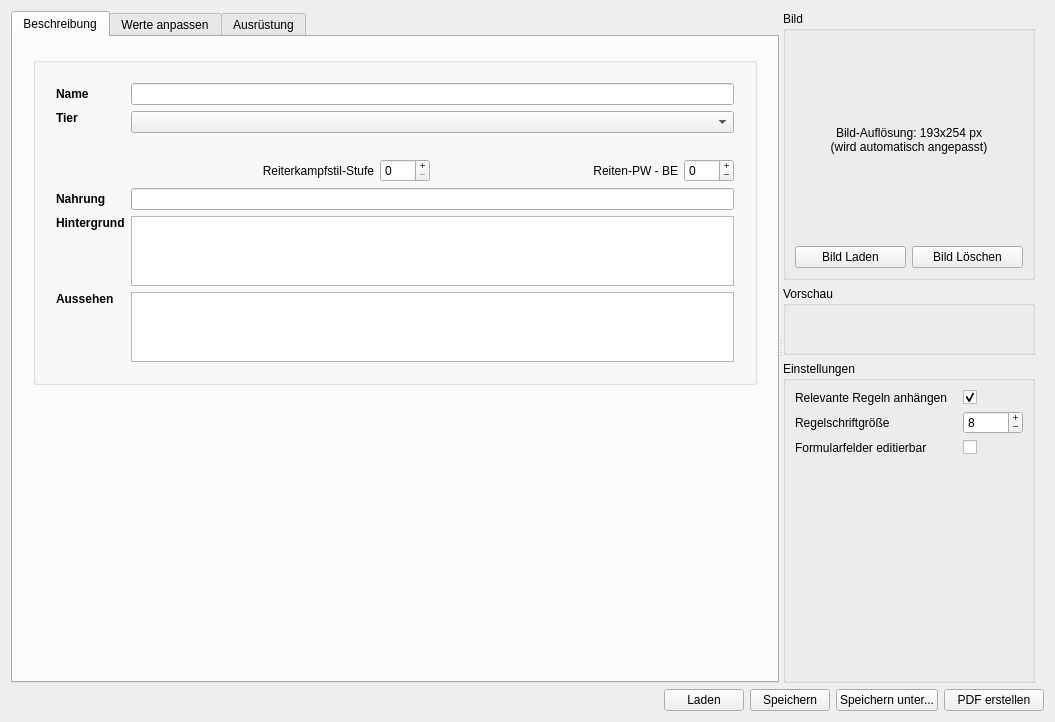
Before: the Qt Designer form Tierbegleiter/UI/TierbegleiterMain.ui in brzGatsu/SephrastoPlugins, drawn with Qt 5.
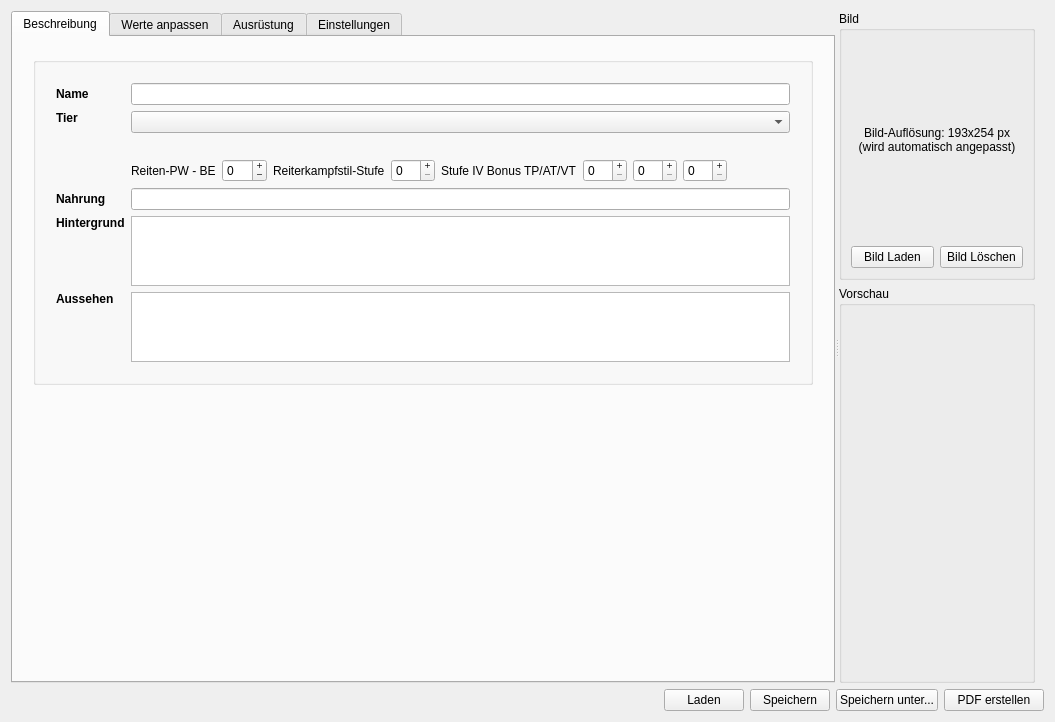
After: the same form once the commit is applied.

Commit message: Tierbegleiter: large code refactor; added Tierbegleiter Spinne; replaced wrongly set talent "Sehen" with "Sinnenschärfe."

Diff of the .ui file:
```diff
--- a/Tierbegleiter/UI/TierbegleiterMain.ui
+++ b/Tierbegleiter/UI/TierbegleiterMain.ui
@@ -113,75 +113,154 @@
                   </widget>
                  </item>
                  <item>
-                  <layout class="QHBoxLayout" name="hlReiten">
-                   <item>
-                    <widget class="QLabel" name="lblRK">
-                     <property name="text">
-                      <string>Reiterkampfstil-Stufe</string>
-                     </property>
-                     <property name="alignment">
-                      <set>Qt::AlignmentFlag::AlignRight|Qt::AlignmentFlag::AlignTrailing|Qt::AlignmentFlag::AlignVCenter</set>
-                     </property>
-                    </widget>
-                   </item>
-                   <item>
-                    <widget class="QSpinBox" name="sbRK">
-                     <property name="maximumSize">
-                      <size>
-                       <width>50</width>
-                       <height>16777215</height>
-                      </size>
-                     </property>
-                     <property name="buttonSymbols">
-                      <enum>QAbstractSpinBox::ButtonSymbols::PlusMinus</enum>
-                     </property>
-                     <property name="maximum">
-                      <number>3</number>
-                     </property>
-                    </widget>
-                   </item>
-                   <item>
-                    <widget class="QLabel" name="lblReiten">
-                     <property name="sizePolicy">
-                      <sizepolicy hsizetype="Preferred" vsizetype="Preferred">
-                       <horstretch>0</horstretch>
-                       <verstretch>0</verstretch>
-                      </sizepolicy>
-                     </property>
-                     <property name="text">
-                      <string>Reiten-PW - BE</string>
-                     </property>
-                     <property name="alignment">
-                      <set>Qt::AlignmentFlag::AlignRight|Qt::AlignmentFlag::AlignTrailing|Qt::AlignmentFlag::AlignVCenter</set>
-                     </property>
-                    </widget>
-                   </item>
-                   <item>
-                    <widget class="QSpinBox" name="sbReiten">
-                     <property name="sizePolicy">
-                      <sizepolicy hsizetype="Expanding" vsizetype="Fixed">
-                       <horstretch>0</horstretch>
-                       <verstretch>0</verstretch>
-                      </sizepolicy>
-                     </property>
-                     <property name="maximumSize">
-                      <size>
-                       <width>50</width>
-                       <height>16777215</height>
-                      </size>
-                     </property>
-                     <property name="toolTip">
-                      <string>Trage hier deinen Reiten-PW abzüglich BE ein. Nicht vergessen - mit Reiterkampf II sinkt die BE um 1!</string>
-                     </property>
-                     <property name="buttonSymbols">
-                      <enum>QAbstractSpinBox::ButtonSymbols::PlusMinus</enum>
-                     </property>
-                     <property name="minimum">
-                      <number>-10</number>
-                     </property>
-                    </widget>
-                   </item>
-                  </layout>
+                  <widget class="QWidget" name="hlReittier" native="true">
+                   <layout class="QHBoxLayout" name="horizontalLayout_2">
+                    <property name="leftMargin">
+                     <number>0</number>
+                    </property>
+                    <property name="topMargin">
+                     <number>0</number>
+                    </property>
+                    <property name="rightMargin">
+                     <number>0</number>
+                    </property>
+                    <property name="bottomMargin">
+                     <number>0</number>
+                    </property>
+                    <item>
+                     <widget class="QLabel" name="lblReiten">
+                      <property name="sizePolicy">
+                       <sizepolicy hsizetype="Preferred" vsizetype="Preferred">
+                        <horstretch>0</horstretch>
+                        <verstretch>0</verstretch>
+                       </sizepolicy>
+                      </property>
+                      <property name="text">
+                       <string>Reiten-PW - BE</string>
+                      </property>
+                     </widget>
+                    </item>
+                    <item>
+                     <widget class="QSpinBox" name="sbReiten">
+                      <property name="toolTip">
+                       <string>Trage hier deinen Reiten-PW abzüglich BE ein. Nicht vergessen - mit Reiterkampf II sinkt die BE um 1!</string>
+                      </property>
+                      <property name="buttonSymbols">
+                       <enum>QAbstractSpinBox::ButtonSymbols::PlusMinus</enum>
+                      </property>
+                      <property name="minimum">
+                       <number>-10</number>
+                      </property>
+                     </widget>
+                    </item>
+                    <item>
+                     <widget class="QLabel" name="lblRK">
+                      <property name="text">
+                       <string>Reiterkampfstil-Stufe</string>
+                      </property>
+                     </widget>
+                    </item>
+                    <item>
+                     <widget class="QSpinBox" name="sbRK">
+                      <property name="minimumSize">
+                       <size>
+                        <width>44</width>
+                        <height>0</height>
+                       </size>
+                      </property>
+                      <property name="maximumSize">
+                       <size>
+                        <width>50</width>
+                        <height>16777215</height>
+                       </size>
+                      </property>
+                      <property name="buttonSymbols">
+                       <enum>QAbstractSpinBox::ButtonSymbols::PlusMinus</enum>
+                      </property>
+                      <property name="maximum">
+                       <number>4</number>
+                      </property>
+                     </widget>
+                    </item>
+                    <item>
+                     <widget class="QWidget" name="hlRK4" native="true">
+                      <layout class="QHBoxLayout" name="horizontalLayout">
+                       <property name="leftMargin">
+                        <number>0</number>
+                       </property>
+                       <property name="topMargin">
+                        <number>0</number>
+                       </property>
+                       <property name="rightMargin">
+                        <number>0</number>
+                       </property>
+                       <property name="bottomMargin">
+                        <number>0</number>
+                       </property>
+                       <item>
+                        <widget class="QLabel" name="label_30">
+                         <property name="text">
+                          <string>Stufe IV Bonus TP/AT/VT</string>
+                         </property>
+                        </widget>
+                       </item>
+                       <item>
+                        <widget class="QSpinBox" name="sbRK4TP">
+                         <property name="minimumSize">
+                          <size>
+                           <width>44</width>
+                           <height>0</height>
+                          </size>
+                         </property>
+                         <property name="buttonSymbols">
+                          <enum>QAbstractSpinBox::ButtonSymbols::PlusMinus</enum>
+                         </property>
+                        </widget>
+                       </item>
+                       <item>
+                        <widget class="QSpinBox" name="sbRK4AT">
+                         <property name="minimumSize">
+                          <size>
+                           <width>44</width>
+                           <height>0</height>
+                          </size>
+                         </property>
+                         <property name="buttonSymbols">
+                          <enum>QAbstractSpinBox::ButtonSymbols::PlusMinus</enum>
+                         </property>
+                        </widget>
+                       </item>
+                       <item>
+                        <widget class="QSpinBox" name="sbRK4VT">
+                         <property name="minimumSize">
+                          <size>
+                           <width>44</width>
+                           <height>0</height>
+                          </size>
+                         </property>
+                         <property name="buttonSymbols">
+                          <enum>QAbstractSpinBox::ButtonSymbols::PlusMinus</enum>
+                         </property>
+                        </widget>
+                       </item>
+                      </layout>
+                     </widget>
+                    </item>
+                    <item>
+                     <spacer name="horizontalSpacer">
+                      <property name="orientation">
+                       <enum>Qt::Orientation::Horizontal</enum>
+                      </property>
+                      <property name="sizeHint" stdset="0">
+                       <size>
+                        <width>40</width>
+                        <height>20</height>
+                       </size>
+                      </property>
+                     </spacer>
+                    </item>
+                   </layout>
+                  </widget>
                  </item>
                 </layout>
                </item>
@@ -1191,6 +1270,104 @@
         </item>
        </layout>
       </widget>
+      <widget class="QWidget" name="tab_4">
+       <attribute name="title">
+        <string>Einstellungen</string>
+       </attribute>
+       <layout class="QGridLayout" name="gridLayout_9">
+        <property name="leftMargin">
+         <number>20</number>
+        </property>
+        <property name="topMargin">
+         <number>20</number>
+        </property>
+        <property name="rightMargin">
+         <number>20</number>
+        </property>
+        <property name="bottomMargin">
+         <number>20</number>
+        </property>
+        <item row="2" column="1">
+         <widget class="QCheckBox" name="checkEditierbar">
+          <property name="text">
+           <string/>
+          </property>
+         </widget>
+        </item>
+        <item row="0" column="1">
+         <widget class="QCheckBox" name="checkRegeln">
+          <property name="text">
+           <string/>
+          </property>
+          <property name="checked">
+           <bool>true</bool>
+          </property>
+         </widget>
+        </item>
+        <item row="1" column="0">
+         <widget class="QLabel" name="label_20">
+          <property name="text">
+           <string>Regelschriftgröße</string>
+          </property>
+         </widget>
+        </item>
+        <item row="0" column="0">
+         <widget class="QLabel" name="label_21">
+          <property name="text">
+           <string>Relevante Regeln anhängen</string>
+          </property>
+         </widget>
+        </item>
+        <item row="1" column="1">
+         <widget class="QSpinBox" name="sbRegelnGroesse">
+          <property name="minimumSize">
+           <size>
+            <width>60</width>
+            <height>0</height>
+           </size>
+          </property>
+          <property name="maximumSize">
+           <size>
+            <width>60</width>
+            <height>16777215</height>
+           </size>
+          </property>
+          <property name="buttonSymbols">
+           <enum>QAbstractSpinBox::ButtonSymbols::PlusMinus</enum>
+          </property>
+          <property name="minimum">
+           <number>6</number>
+          </property>
+          <property name="maximum">
+           <number>18</number>
+          </property>
+          <property name="value">
+           <number>8</number>
+          </property>
+         </widget>
+        </item>
+        <item row="2" column="0">
+         <widget class="QLabel" name="label_22">
+          <property name="text">
+           <string>Formularfelder editierbar</string>
+          </property>
+         </widget>
+        </item>
+        <item row="3" column="0">
+         <spacer name="verticalSpacer_5">
+          <property name="orientation">
+           <enum>Qt::Orientation::Vertical</enum>
+          </property>
+          <property name="sizeHint" stdset="0">
+           <size>
+            <width>20</width>
+            <height>40</height>
+           </size>
+          </property>
+         </spacer>
+        </item>
+       </layout>
+      </widget>
      </widget>
      <widget class="QScrollArea" name="scrollArea">
       <property name="frameShape">
@@ -1289,51 +1466,7 @@
              </property>
             </widget>
            </item>
-          </layout>
-         </widget>
-        </item>
-        <item>
-         <widget class="QGroupBox" name="groupBox_5">
-          <property name="title">
-           <string>Einstellungen</string>
-          </property>
-          <layout class="QGridLayout" name="gridLayout_7">
-           <item row="2" column="1">
-            <widget class="QSpinBox" name="spinRegelnGroesse">
-             <property name="minimumSize">
-              <size>
-               <width>60</width>
-               <height>0</height>
-              </size>
-             </property>
-             <property name="maximumSize">
-              <size>
-               <width>60</width>
-               <height>16777215</height>
-              </size>
-             </property>
-             <property name="buttonSymbols">
-              <enum>QAbstractSpinBox::ButtonSymbols::PlusMinus</enum>
-             </property>
-             <property name="minimum">
-              <number>6</number>
-             </property>
-             <property name="maximum">
-              <number>18</number>
-             </property>
-             <property name="value">
-              <number>8</number>
-             </property>
-            </widget>
-           </item>
-           <item row="2" column="0">
-            <widget class="QLabel" name="label_20">
-             <property name="text">
-              <string>Regelschriftgröße</string>
-             </property>
-            </widget>
-           </item>
-           <item row="6" column="1">
+           <item>
             <spacer name="verticalSpacer_4">
              <property name="orientation">
               <enum>Qt::Orientation::Vertical</enum>
@@ -1346,37 +1479,6 @@
              </property>
             </spacer>
            </item>
-           <item row="1" column="1">
-            <widget class="QCheckBox" name="checkRegeln">
-             <property name="text">
-              <string/>
-             </property>
-             <property name="checked">
-              <bool>true</bool>
-             </property>
-            </widget>
-           </item>
-           <item row="1" column="0">
-            <widget class="QLabel" name="label_21">
-             <property name="text">
-              <string>Relevante Regeln anhängen</string>
-             </property>
-            </widget>
-           </item>
-           <item row="4" column="0">
-            <widget class="QLabel" name="label_22">
-             <property name="text">
-              <string>Formularfelder editierbar</string>
-             </property>
-            </widget>
-           </item>
-           <item row="4" column="1">
-            <widget class="QCheckBox" name="checkEditierbar">
-             <property name="text">
-              <string/>
-             </property>
-            </widget>
-           </item>
           </layout>
          </widget>
         </item>
```
Left out of the diff: 173 changed lines with no effect on the pictures. The commit also changes 7 other files.
